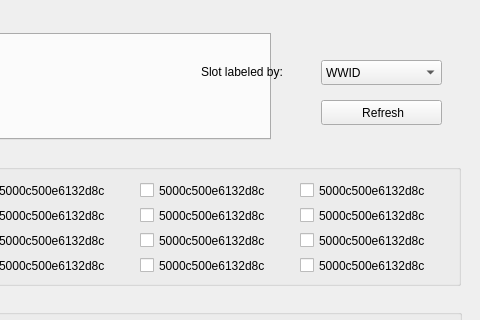
Old version of the form widget.ui in the repository JuihoChen/myDino; both pictures show x 679 to 1159 and y 0 to 320 of the 1159 by 841 pixel window.
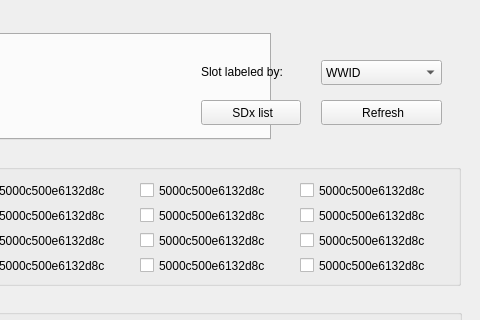
New version of the form. Icons and pictures are not drawn.

Commit message: [NEW] 1. Add a button to output /dev/sdx listing for fio test script       2. Add an Icon resource listsdx_48.png for the button and message box       3. Modify the class interface to validate index number       4. Change to version 0.02 to release

Patch:
```diff
--- a/widget.ui
+++ b/widget.ui
@@ -1794,6 +1794,23 @@
      <normaloff>.</normaloff>.</iconset>
    </property>
   </widget>
+  <widget class="QPushButton" name="btnListSdx">
+   <property name="geometry">
+    <rect>
+     <x>880</x>
+     <y>100</y>
+     <width>100</width>
+     <height>25</height>
+    </rect>
+   </property>
+   <property name="text">
+    <string> SDx list</string>
+   </property>
+   <property name="icon">
+    <iconset resource="systray.qrc">
+     <normaloff>:/listsdx_48.png</normaloff>:/listsdx_48.png</iconset>
+   </property>
+  </widget>
  </widget>
  <resources>
   <include location="systray.qrc"/>
```
The commit also changes 6 other files.
